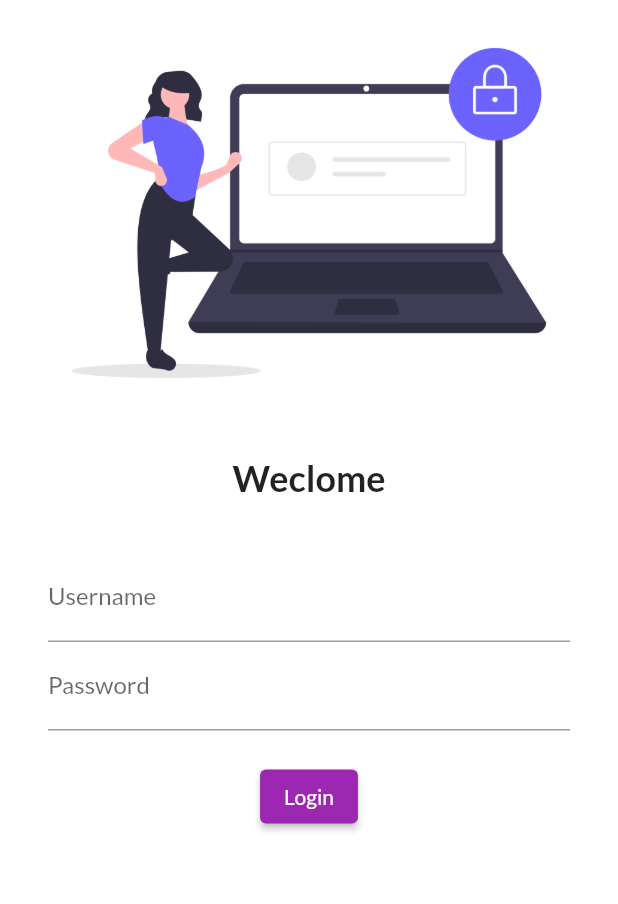
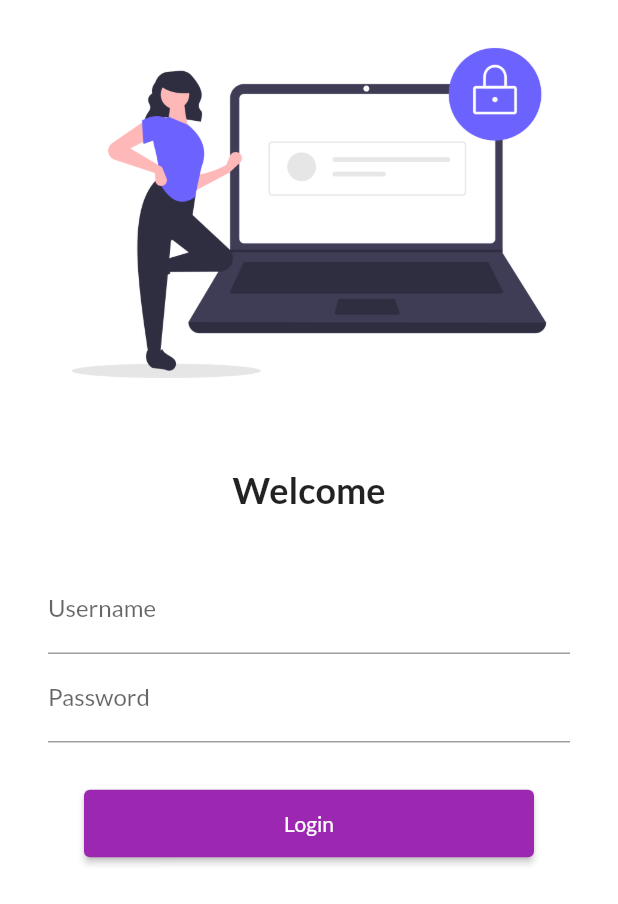
Before and after one commit to rawatrk/30DaysOfFlutter, a Flutter app: the screen it shows after launch, on a phone screen of 412 x 824 dp. Shown: the top 904 px of the screen. Run offline on Flutter 3.47's test engine with Material 2 defaults, Android fonts, the phone set to English and light mode, and no system bars; our stand-ins replace google_fonts.

Commit message:
Day-5: 1-Uses SingleChildScrollView to avoid pixels problem. 2-Created Route class and used Navigator to move one screen to other screen. 3-modified login button size.

```diff
--- a/lib/main.dart
+++ b/lib/main.dart
@@ -1,6 +1,7 @@
 import 'package:flutter/material.dart';
 import 'package:flutter_catalog/pages/home_page.dart';
 import 'package:flutter_catalog/pages/login_page.dart';
+import 'package:flutter_catalog/utils/routes.dart';
 import 'package:google_fonts/google_fonts.dart';
 
 //runner
@@ -28,8 +29,8 @@ class MyApp extends StatelessWidget {
       initialRoute: "/",
       routes: {
         "/": (context)=> LoginPage(),
-        "/home": (context)=> HomePage(),
-        "/login": (context)=> LoginPage()
+        MyRoutes.homeRoute: (context)=> HomePage(),
+        MyRoutes.loginRoute: (context)=> LoginPage()
       },
     );
   }
--- a/lib/pages/login_page.dart
+++ b/lib/pages/login_page.dart
@@ -1,4 +1,6 @@
 import 'package:flutter/material.dart';
+
+import '../utils/routes.dart';
 
 class LoginPage extends StatelessWidget {
   const LoginPage({super.key});
@@ -7,11 +9,12 @@ class LoginPage extends StatelessWidget {
   Widget build(BuildContext context) {
     return Material(
       color: Colors.white,
+      child: SingleChildScrollView(
         child: Column(
           children: [
             Image.asset('assets/images/login_image.png', fit: BoxFit.cover),
-          SizedBox(height: 20.0,),
-          Text('Weclome', style: TextStyle(
+            SizedBox(height: 28.0,),
+            Text('Welcome', style: TextStyle(
               fontSize: 24,
               fontWeight: FontWeight.bold
             ),),
@@ -33,14 +36,14 @@ class LoginPage extends StatelessWidget {
                         labelText: 'Password'
                     ),
                   ),
-                SizedBox(height: 20.0,),
+                  SizedBox(height: 30.0,),
                   ElevatedButton(
                     child: Text('Login'),
                     style: TextButton.styleFrom(
-                    // backgroundColor: Colors.deepPurpleAccent,
+                      minimumSize: Size(300, 45)
                     ),
                     onPressed: (){
-                    print('Login page');
+                      Navigator.pushNamed(context, MyRoutes.homeRoute);
                     },
                   )
                 ],
@@ -48,6 +51,7 @@ class LoginPage extends StatelessWidget {
             ),
           ],
         ),
+      ),
     );
   }
 }
--- /dev/null
+++ b/lib/utils/routes.dart
@@ -0,0 +1,4 @@
+class MyRoutes{
+  static String loginRoute = '/login';
+  static String homeRoute = '/home';
+}
```
Lines whose indentation alone changed are shown as unchanged.
